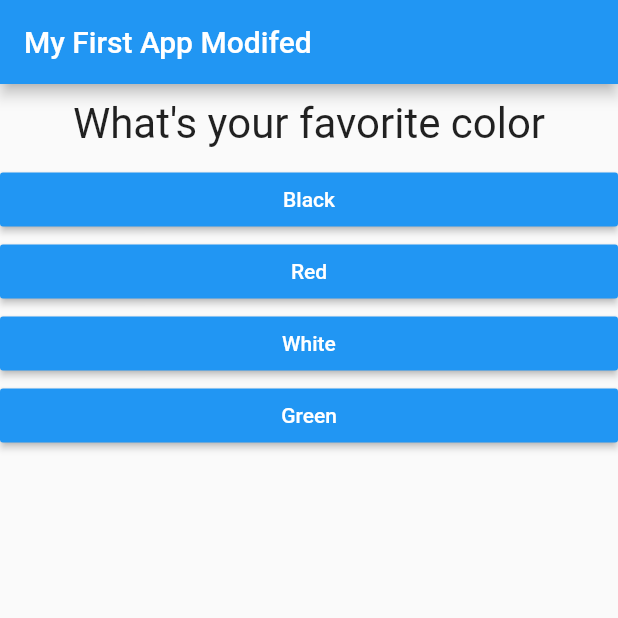
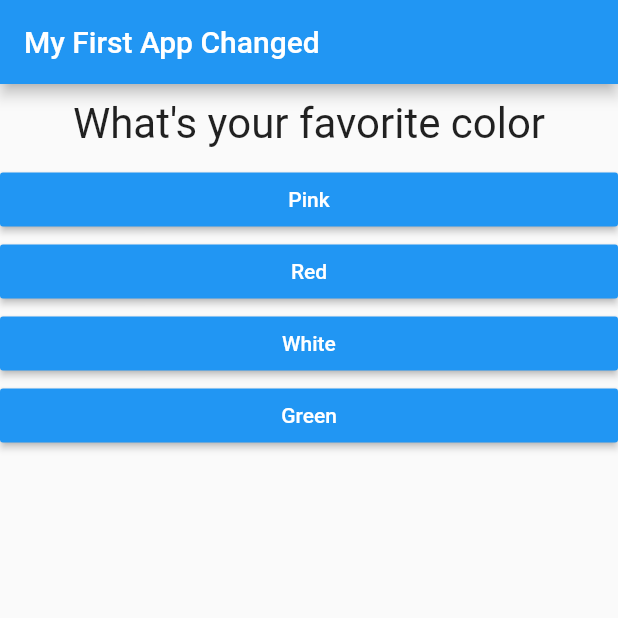
Before and after one commit to istur/first_flutter_project_forked, a Flutter app: the screen it shows after launch, on a phone screen of 412 x 824 dp, the top half of it. Run offline on Flutter 3.47's test engine with Material 2 defaults, Android fonts, the phone set to English and light mode, and no system bars.

Commit message:
third commit

```diff
--- a/lib/main.dart
+++ b/lib/main.dart
@@ -41,7 +41,7 @@ class _MyAppState extends State {
     var questions = [
       {
         'questionText': 'What\'s your favorite color',
-        'answers': ['Black', 'Red', 'White', 'Green'],
+        'answers': ['Pink', 'Red', 'White', 'Green'],
       },
       {
         'questionText': 'What\'s your favorite animal?',
@@ -55,7 +55,7 @@ class _MyAppState extends State {
     return MaterialApp(
       home: Scaffold(
         appBar: AppBar(
-          title: Text('My First App Modifed'),
+          title: Text('My First App Changed'),
         ),
         body: Column(
           children: <Widget>[
```
